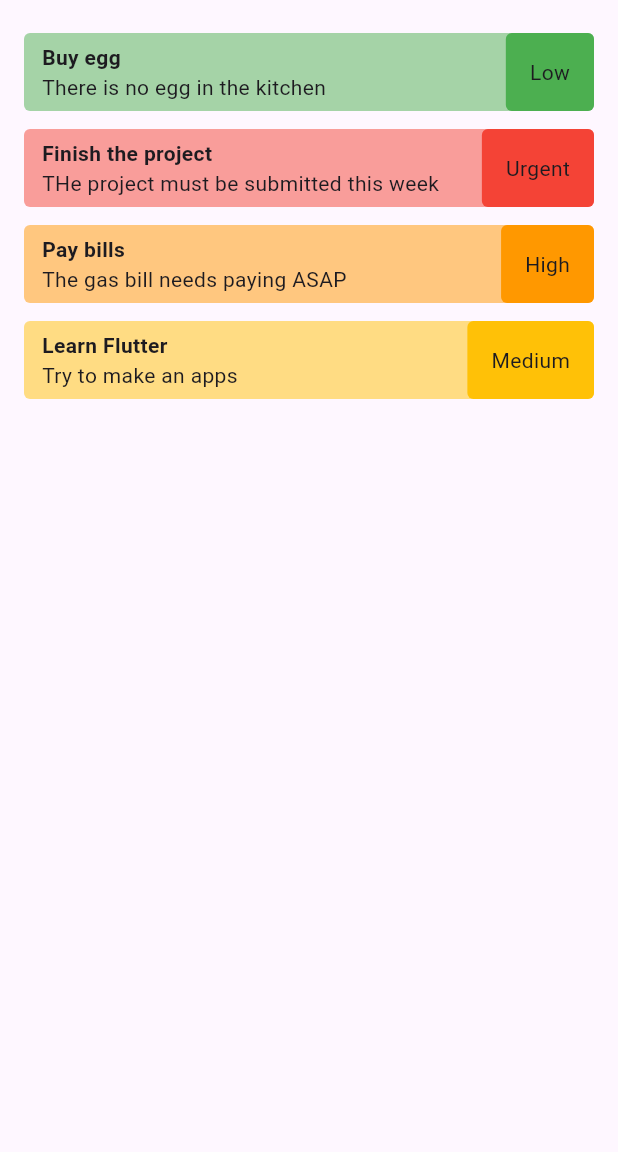
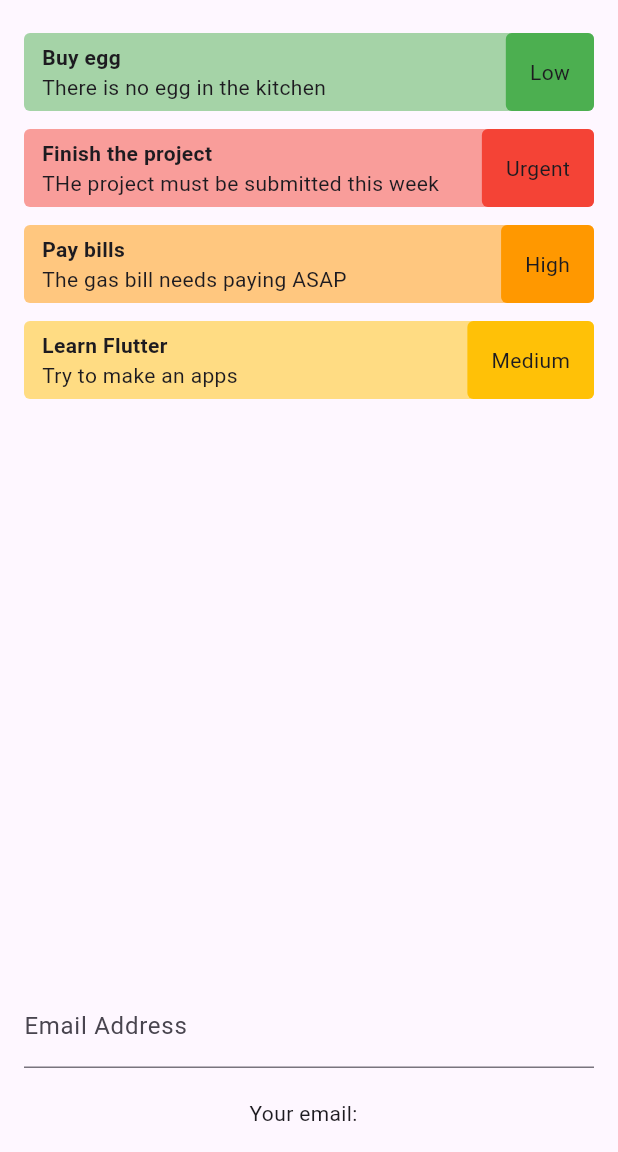
Before and after one commit to as-budi/my_todo_list, a Flutter app: the screen it shows after launch, on a phone screen of 412 x 824 dp, the part 84-1236 px from its top. Run offline on Flutter 3.47's test engine with Material 3 defaults, Android fonts, the phone set to English and light mode, and no system bars.

Commit message:
Add TextField and SizedBox

```diff
--- a/lib/home.dart
+++ b/lib/home.dart
@@ -10,6 +10,8 @@ class Home extends StatefulWidget {
 }
 
 class _HomeState extends State<Home> {
+
+  String _email = '';
 
   final List<Todo> todos = [
     const Todo(
@@ -47,6 +49,20 @@ class _HomeState extends State<Home> {
         child: Column(
           children: [
             Expanded(child: TodoList(todos: todos)),
+
+            TextField(
+              keyboardType: TextInputType.emailAddress,
+              decoration: const InputDecoration(
+                label: Text('Email Address'),
+              ),
+              onChanged: (value) {
+                setState(() {
+                  _email = value.trim();
+                });
+              },
+            ),
+            const SizedBox(height: 20,),
+            Text('Your email:  $_email'),
           ],
         ),
       ),
```
